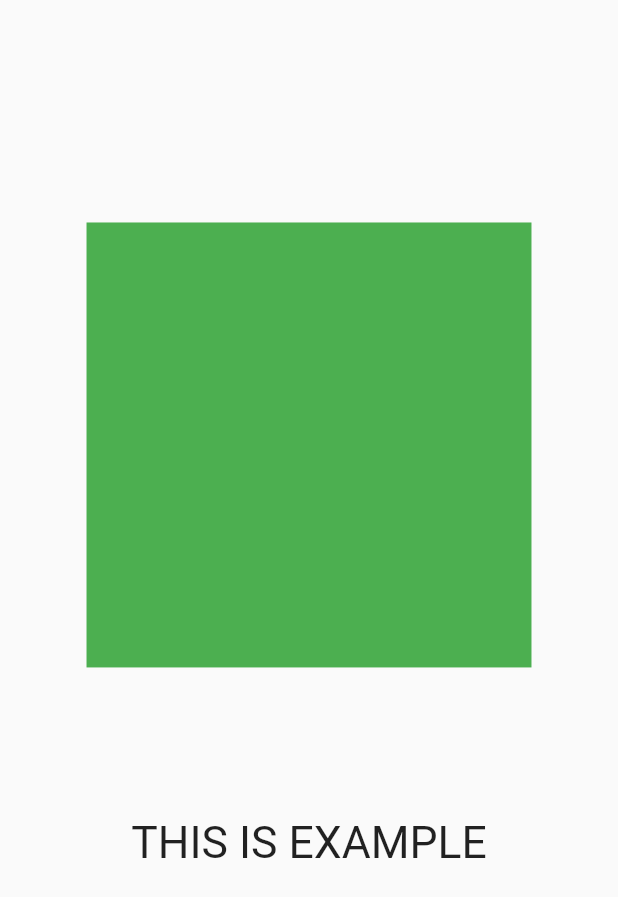
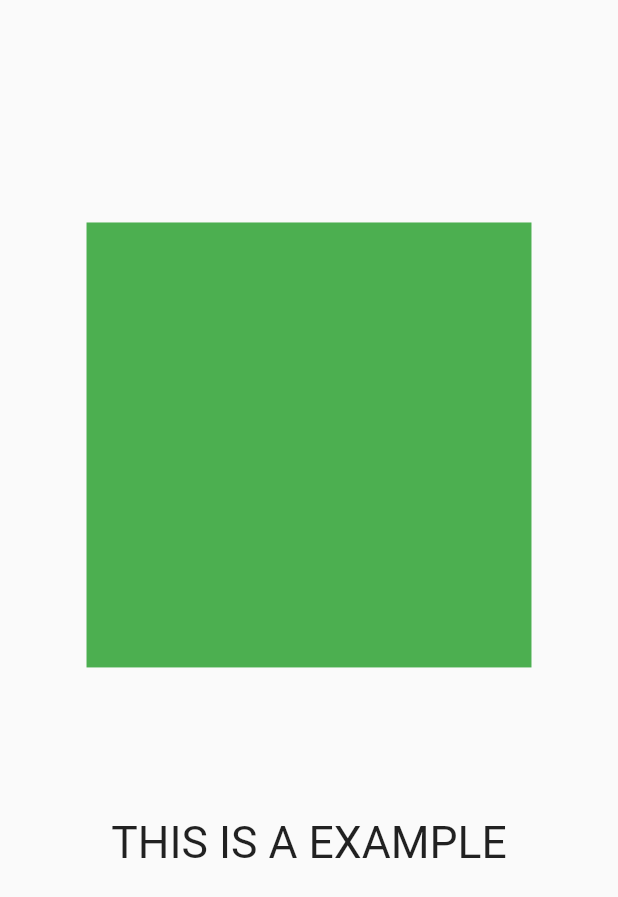
Before and after one commit to mahdinazmi/Flutter-Size-Config, a Flutter app: the screen it shows after launch, on a phone screen of 412 x 824 dp. Shown: the top 897 px of the screen. Run offline on Flutter 3.47's test engine with Material 2 defaults, Android fonts, the phone set to English and light mode, and no system bars.

```diff
--- a/lib/example.dart
+++ b/lib/example.dart
@@ -21,7 +21,7 @@ class Example extends StatelessWidget {
             Padding(
               padding: EdgeInsets.only(top: defaultSize * 10),
               child: Text(
-                "THIS IS EXAMPLE",
+                "THIS IS A EXAMPLE",
                 style: TextStyle(
                   fontSize: defaultSize * 3
                 ),
```
